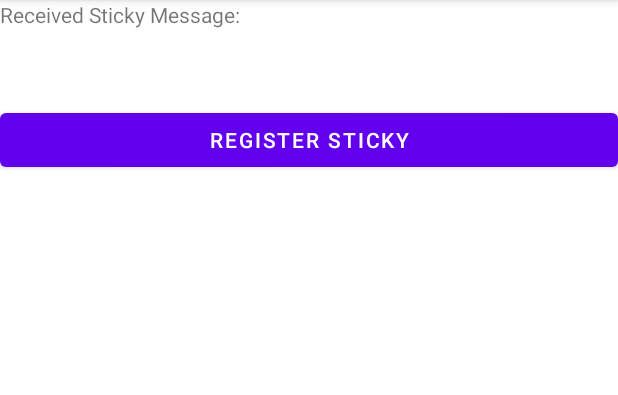
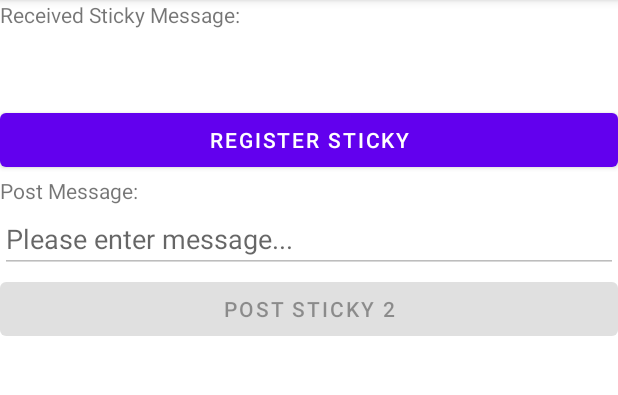
Before and after one commit to Zulan0114/AndroidStudy, an Android app: the screen it shows after launch (OtherActivity), after a tap on "START OTHER ACTIVITY", on a phone screen of 412 x 824 dp, the part 84-479 px from its top. Run offline under Robolectric (Android 15) with nearby library versions, the phone set to English and light mode, and no system bars; our stand-ins replace EventBus; 3 other taps on this screen came first.

Commit message:
Update UI.

```diff
--- a/EventBusDemo/app/src/main/java/com/example/eventbusdemo/MainActivity.java
+++ b/EventBusDemo/app/src/main/java/com/example/eventbusdemo/MainActivity.java
@@ -46,6 +46,22 @@ public class MainActivity extends AppCompatActivity implements View.OnClickListe
 
         btnStartOtherActivity = findViewById(R.id.btnStartOtherActivity);
         btnStartOtherActivity.setOnClickListener(this);
+
+        enableComponents(false);
+    }
+
+    private void enableComponents(boolean enabled) {
+        btnPublish.setEnabled(enabled);
+        editTextPublish.setEnabled(enabled);
+        btnPostSticky.setEnabled(enabled);
+        editTextSticky.setEnabled(enabled);
+    }
+
+    @Override
+    protected void onResume() {
+        super.onResume();
+        editTextPublish.setText("");
+        editTextSticky.setText("");
     }
 
     @Override
@@ -55,6 +71,7 @@ public class MainActivity extends AppCompatActivity implements View.OnClickListe
                 EventBus.getDefault().register(this);
                 Toast.makeText(this, "Registered...", Toast.LENGTH_SHORT).show();
                 btnRegister.setEnabled(false);
+                enableComponents(true);
                 break;
             case R.id.btnPublish:
                 String message = editTextPublish.getText().toString();
--- a/EventBusDemo/app/src/main/java/com/example/eventbusdemo/OtherActivity.java
+++ b/EventBusDemo/app/src/main/java/com/example/eventbusdemo/OtherActivity.java
@@ -5,7 +5,9 @@ import androidx.appcompat.app.AppCompatActivity;
 import android.os.Bundle;
 import android.view.View;
 import android.widget.Button;
+import android.widget.EditText;
 import android.widget.TextView;
+import android.widget.Toast;
 
 import org.greenrobot.eventbus.EventBus;
 import org.greenrobot.eventbus.Subscribe;
@@ -16,6 +18,9 @@ public class OtherActivity extends AppCompatActivity implements View.OnClickList
     private Button btnRegisterSticky;
     private TextView tvSticky;
 
+    private Button btnPostSticky2;
+    private EditText editTextPostMessage;
+
     @Override
     protected void onCreate(Bundle savedInstanceState) {
         super.onCreate(savedInstanceState);
@@ -25,6 +30,18 @@ public class OtherActivity extends AppCompatActivity implements View.OnClickList
         btnRegisterSticky.setOnClickListener(this);
 
         tvSticky = findViewById(R.id.tvSticky);
+
+        btnPostSticky2 = findViewById(R.id.btnPostSticky2);
+        btnPostSticky2.setOnClickListener(this);
+
+        editTextPostMessage = findViewById(R.id.editTextPostMessage);
+
+        enableComponents(false);
+    }
+
+    private void enableComponents(boolean enabled) {
+        editTextPostMessage.setEnabled(enabled);
+        btnPostSticky2.setEnabled(enabled);
     }
 
     @Subscribe(threadMode = ThreadMode.MAIN, sticky = true)
@@ -40,7 +57,15 @@ public class OtherActivity extends AppCompatActivity implements View.OnClickList
             case R.id.btnRegisterSticky:
                 EventBus.getDefault().register(this);
                 btnRegisterSticky.setEnabled(false);
+                enableComponents(true);
                 break;
+            case R.id.btnPostSticky2:
+                String message = editTextPostMessage.getText().toString();
+                if (message == null || message.isEmpty()) {
+                    Toast.makeText(this, "Please enter message...", Toast.LENGTH_SHORT).show();
+                } else {
+                    EventBus.getDefault().postSticky(new Message(message));
+                }
         }
     }
 
@@ -49,4 +74,10 @@ public class OtherActivity extends AppCompatActivity implements View.OnClickList
         super.onDestroy();
         EventBus.getDefault().unregister(this);
     }
+
+    @Override
+    protected void onResume() {
+        super.onResume();
+        editTextPostMessage.setText("");
+    }
 }
--- a/EventBusDemo/app/src/main/res/layout/activity_other.xml
+++ b/EventBusDemo/app/src/main/res/layout/activity_other.xml
@@ -23,4 +23,25 @@
         android:layout_width="match_parent"
         android:layout_height="wrap_content"
         android:text="Register Sticky" />
+
+    <TextView
+        android:id="@+id/tvPostMessage"
+        android:layout_width="match_parent"
+        android:layout_height="wrap_content"
+        android:text="Post Message:" />
+
+    <EditText
+        android:id="@+id/editTextPostMessage"
+        android:layout_width="match_parent"
+        android:layout_height="wrap_content"
+        android:ems="10"
+        android:hint="Please enter message..."
+        android:inputType="textMultiLine" />
+
+    <Button
+        android:id="@+id/btnPostSticky2"
+        android:layout_width="match_parent"
+        android:layout_height="wrap_content"
+        android:text="Post Sticky 2" />
+
 </LinearLayout>
```
